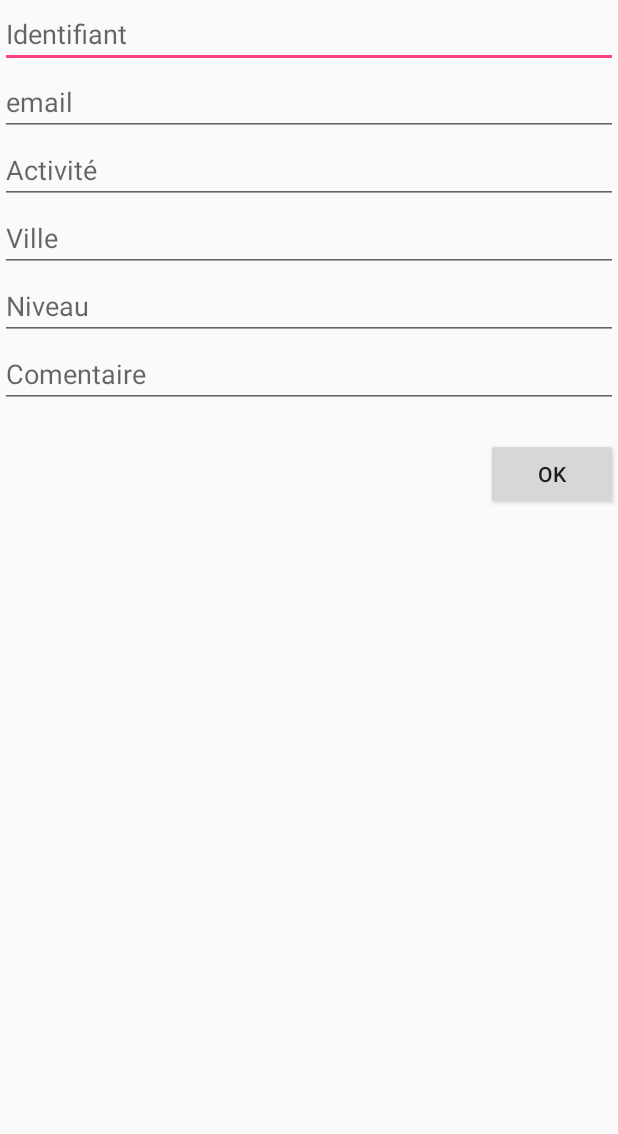
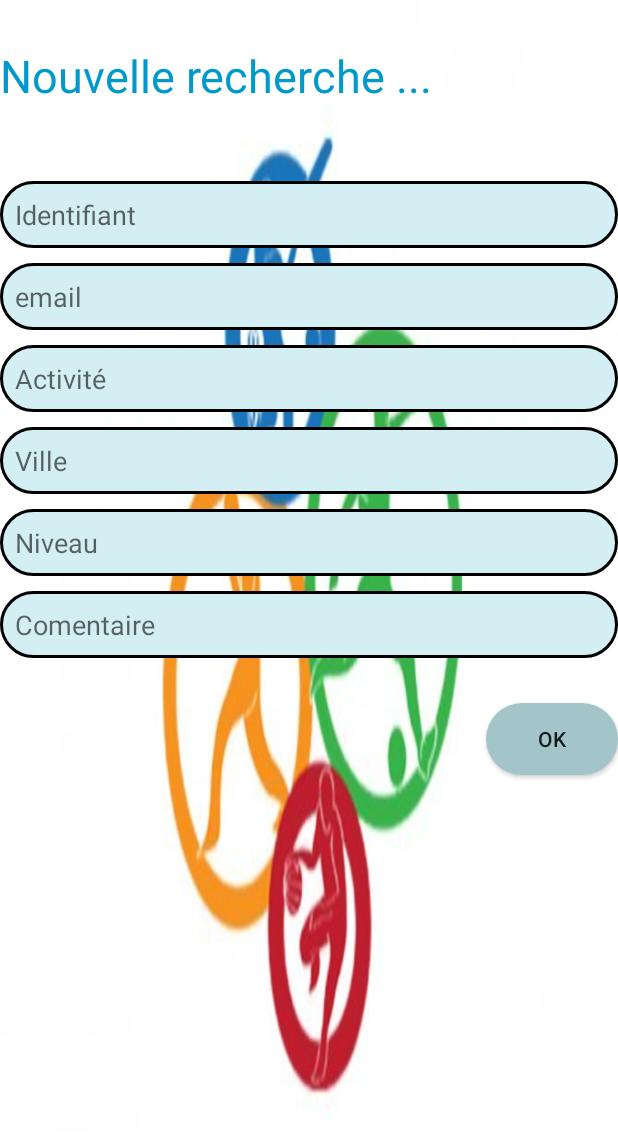
Before and after one commit to axel-thiel/FAP_Android, an Android app: the CreateNewCardActivity screen opened directly, with no data from a screen before it, on a phone screen of 412 x 824 dp. Shown: the top 1134 px of the screen. Run offline under Robolectric (Android 15) with nearby library versions, the phone set to English and light mode, and no system bars; 1 statement that could not run was skipped.

Commit message:
add "deconnexion" button add "Liste de vos recherches" button add general background (multisport.png) change style of button an edittext

```diff
--- a/app/src/main/res/drawable/bordure_layout.xml
+++ b/app/src/main/res/drawable/bordure_layout.xml
@@ -2,8 +2,8 @@
 <shape xmlns:android="http://schemas.android.com/apk/res/android" android:shape="rectangle">
     <corners android:radius="20dp"/>
     <padding android:left="10dp" android:right="10dp" android:top="10dp" android:bottom="10dp"/>
-    <solid android:color="#CCCCCC"/>
-    <stroke android:color="#FFFFFF"
+    <solid android:color="#B7E5EC" />
+    <stroke android:color="#535E60"
         android:width="5dp"
         />
 
--- a/app/src/main/res/drawable/bordure_layout_simple.xml
+++ b/app/src/main/res/drawable/bordure_layout_simple.xml
@@ -1,8 +1,8 @@
 <?xml version="1.0" encoding="utf-8"?>
 <shape xmlns:android="http://schemas.android.com/apk/res/android" android:shape="rectangle">
-    <corners android:radius="0dp"/>
+    <corners android:radius="50dp"/>
     <padding android:left="10dp" android:right="10dp" android:top="10dp" android:bottom="10dp"/>
-
+    <solid android:color="#D3EFF3"/>
     <stroke android:color="#000000"
         android:width="2dp"
         />
--- /dev/null
+++ b/app/src/main/res/drawable/button_layout.xml
@@ -0,0 +1,7 @@
+<?xml version="1.0" encoding="utf-8"?>
+<shape xmlns:android="http://schemas.android.com/apk/res/android">
+    <corners android:radius="50dp"/>
+    <padding android:left="10dp" android:right="10dp" android:top="10dp" android:bottom="10dp"/>
+    <solid android:color="#A3C5CA" />
+
+</shape>
--- a/app/src/main/res/layout/create_card_user.xml
+++ b/app/src/main/res/layout/create_card_user.xml
@@ -1,13 +1,26 @@
 <?xml version="1.0" encoding="utf-8"?>
 <LinearLayout xmlns:android="http://schemas.android.com/apk/res/android"
     android:orientation="vertical" android:layout_width="match_parent"
-    android:layout_height="match_parent">
+    android:layout_height="match_parent" android:background="@drawable/multisport" >
+
+    <TextView
+        android:layout_width="wrap_content"
+        android:layout_height="wrap_content"
+        android:layout_marginTop="30dp"
+        android:layout_marginBottom="30dp"
+        android:text="Nouvelle recherche ..."
+        android:textSize="30dp"
+        android:textColor="@android:color/holo_blue_dark"
+        android:background="#FFFFFF"
+        />
 
     <EditText
         android:layout_width="match_parent"
         android:layout_height="wrap_content"
         android:hint="Identifiant"
         android:id="@+id/new_card_login"
+        android:layout_marginTop="20dp"
+        android:background="@drawable/bordure_layout_simple"
         />
 
     <EditText
@@ -15,6 +28,8 @@
         android:layout_height="wrap_content"
         android:hint="email"
         android:id="@+id/new_card_email"
+        android:layout_marginTop="10dp"
+        android:background="@drawable/bordure_layout_simple"
         />
 
     <EditText
@@ -22,6 +37,8 @@
         android:layout_height="wrap_content"
         android:hint="Activité"
         android:id="@+id/new_card_activity"
+        android:layout_marginTop="10dp"
+        android:background="@drawable/bordure_layout_simple"
         />
 
     <EditText
@@ -29,6 +46,8 @@
         android:layout_height="wrap_content"
         android:hint="Ville"
         android:id="@+id/new_card_city"
+        android:layout_marginTop="10dp"
+        android:background="@drawable/bordure_layout_simple"
         />
 
 
@@ -37,6 +56,8 @@
         android:layout_height="wrap_content"
         android:hint="Niveau"
         android:id="@+id/new_card_level"
+        android:layout_marginTop="10dp"
+        android:background="@drawable/bordure_layout_simple"
         />
 
     <EditText
@@ -44,6 +65,8 @@
         android:layout_height="wrap_content"
         android:hint="Comentaire"
         android:id="@+id/new_card_comment"
+        android:layout_marginTop="10dp"
+        android:background="@drawable/bordure_layout_simple"
         />
 
     <Button
@@ -51,9 +74,11 @@
         android:layout_width="wrap_content"
         android:layout_height="wrap_content"
         android:layout_gravity="end"
-        android:layout_marginTop="20dp"
+        android:layout_marginTop="30dp"
         android:onClick="onCreateResearchCard"
         android:text="Ok"
+        android:background="@drawable/button_layout"
+
         />
 
 </LinearLayout>
```
Also changed, not shown: app/src/main/java/com/findactivitypartner/damienaxel/findactivitypartner_app/DetailAndResultCardActivity.java (+14 -2 lines), app/src/main/java/com/findactivitypartner/damienaxel/findactivitypartner_app/userHomeActivity.java (+8 -0 lines), app/src/main/res/layout/activity_main.xml (+14 -4 lines), app/src/main/res/layout/adapter_fiche_user.xml (+19 -1 lines), app/src/main/res/layout/card_detail_and_results.xml (+32 -4 lines), app/src/main/res/layout/create_user_profile.xml (+23 -2 lines), app/src/main/res/layout/user_home.xml (+22 -8 lines), app/src/main/res/drawable/damien.jpg (deleted), app/src/main/res/drawable/images.jpg (added), app/src/main/res/drawable/melanie.jpg (deleted), app/src/main/res/drawable/multisport.jpg (added), app/src/main/res/drawable/photosport1.jpg (added), app/src/main/res/drawable/photosport2.png (added), 1 other file.
